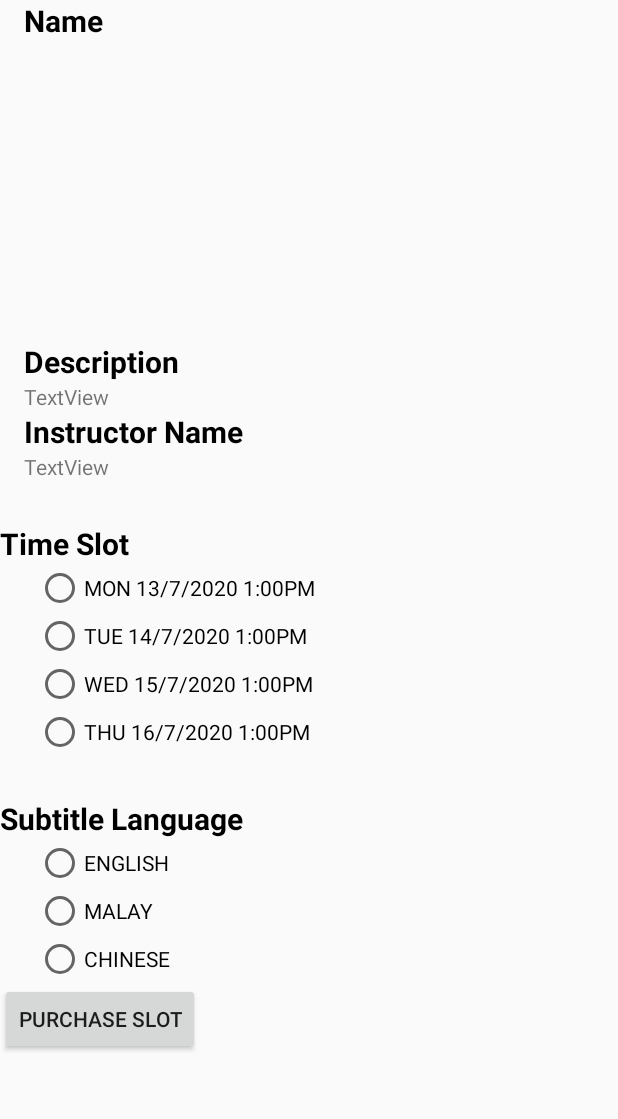
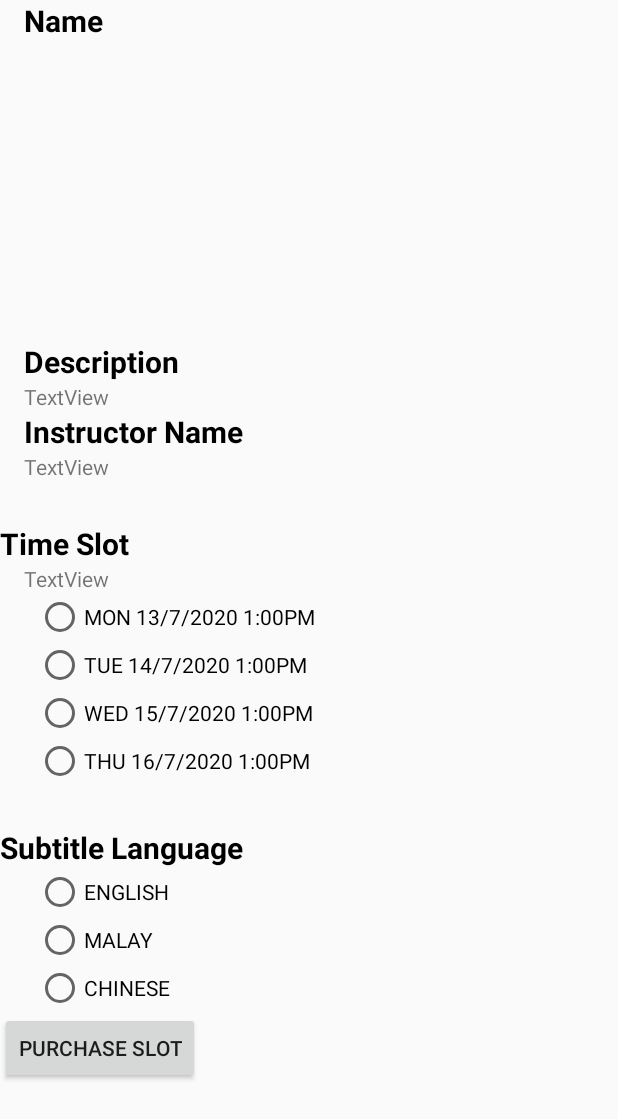
Before and after one commit to Jy-Yang22/Mobile_Assignment, an Android app: the ClassInfoOverview screen opened directly, with no data from a screen before it, on a phone screen of 412 x 824 dp. Shown: the top 1119 px of the screen. Run offline under Robolectric (Android 15) with nearby library versions, the phone set to English and light mode, and no system bars; our stand-ins replace Firebase (no records; nobody signed in at launch, a user with empty details on screens opened directly), Picasso; pictures from the network do not load; Roboto replaces fonts that are not available here.

Commit message:
commit By Jy Layout and Java for classInfo

```diff
--- a/app/src/main/java/com/example/dream_cookery/ClassInfoOverview.java
+++ b/app/src/main/java/com/example/dream_cookery/ClassInfoOverview.java
@@ -41,36 +41,10 @@ public class ClassInfoOverview extends AppCompatActivity {
         description=(TextView)findViewById(R.id.classInfoDescription);
         insName=(TextView)findViewById(R.id.classInfoInsName);
 
-        /*mFirebaseAuth= FirebaseAuth.getInstance();
-        String classid = getIntent().getStringExtra("cID");
-        databaseReference= firebaseDatabase.getReference("C1");
-        dataRef =databaseReference.child(classid);
-        id.setText(classid);*/
 
         getProductDetails(classID);
     }
-    /*@Override
-    public void onStart() {
-        super.onStart();
-        dataRef.addValueEventListener(new ValueEventListener() {
-            @Override
-            public void onDataChange(@NonNull DataSnapshot dataSnapshot) {
-                String nm = dataSnapshot.child("cInfoName").getValue(String.class);
-                String img = dataSnapshot.child("cInfoImage").getValue(String.class);
-                String dsc = dataSnapshot.child("cInfoDescription").getValue(String.class);
-                String insNm = dataSnapshot.child("cInfoInsName").getValue(String.class);
-                name.setText(nm);
-                Picasso.get().load(img).into(image);
-                description.setText(dsc);
-                insName.setText(insNm);
-            }
 
-            @Override
-            public void onCancelled(@NonNull DatabaseError databaseError) {
-
-            }
-        });
-    }*/
 
     private void getProductDetails(String classID)
     {
--- a/app/src/main/res/layout/activity_class_info_overview.xml
+++ b/app/src/main/res/layout/activity_class_info_overview.xml
@@ -107,6 +107,17 @@
             app:layout_constraintStart_toStartOf="parent"
             app:layout_constraintTop_toBottomOf="@id/classInfoInsName" />
 
+        <TextView
+            android:id="@+id/classInfoPrice"
+            android:layout_width="match_parent"
+            android:layout_height="wrap_content"
+            android:paddingHorizontal="16dp"
+            android:text="TextView"
+            app:layout_constraintEnd_toEndOf="parent"
+            app:layout_constraintStart_toStartOf="parent"
+            app:layout_constraintTop_toBottomOf="@+id/Text_InsName" />
+
+
         <RadioGroup
             android:layout_width="wrap_content"
             android:layout_height="wrap_content"
```
